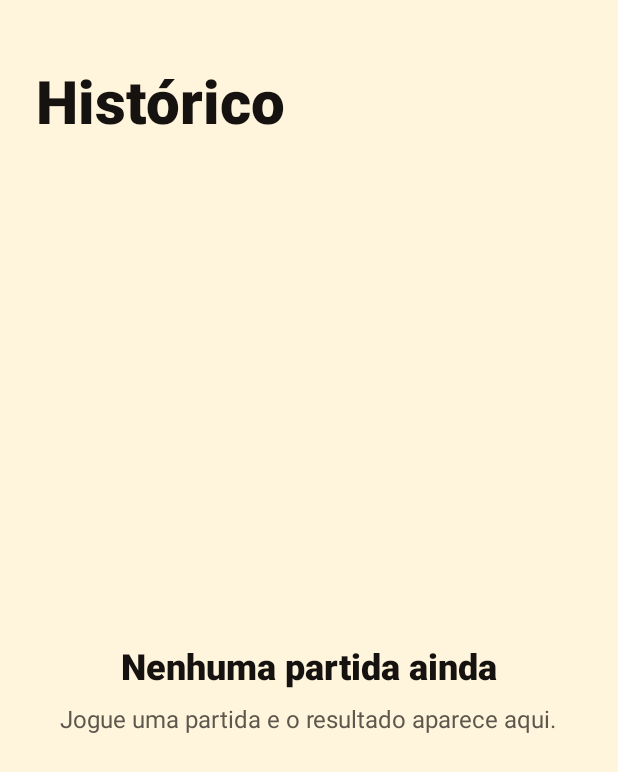
After one commit to Lucas-BRT/TriviaMasterAndroid, an Android app: the HistoryActivity screen opened directly, with no data from a screen before it, on a phone screen of 412 x 824 dp. The commit adds this screen. Shown: the top 772 px of the screen. Run offline under Robolectric (Android 15) with nearby library versions, the phone set to English and light mode, and no system bars.

Commit message:
feat: add history activity

```diff
--- a/app/src/main/AndroidManifest.xml
+++ b/app/src/main/AndroidManifest.xml
@@ -41,6 +41,11 @@
             android:exported="false"
             android:screenOrientation="portrait" />
 
+        <activity
+            android:name=".ui.HistoryActivity"
+            android:exported="false"
+            android:screenOrientation="portrait" />
+
         <provider
             android:name=".data.local.TriviaProvider"
             android:authorities="com.trivia.masterandroid.provider"
--- /dev/null
+++ b/app/src/main/java/com/trivia/masterandroid/ui/HistoryActivity.java
@@ -0,0 +1,56 @@
+package com.trivia.masterandroid.ui;
+
+import android.os.Bundle;
+import android.view.View;
+
+import androidx.appcompat.app.AppCompatActivity;
+import androidx.recyclerview.widget.LinearLayoutManager;
+
+import com.trivia.masterandroid.data.local.LocalDataSource;
+import com.trivia.masterandroid.databinding.ActivityHistoryBinding;
+import com.trivia.masterandroid.model.MatchRecord;
+import com.trivia.masterandroid.util.AppExecutors;
+
+import java.util.List;
+
+public class HistoryActivity extends AppCompatActivity {
+
+    private ActivityHistoryBinding binding;
+
+    @Override
+    protected void onCreate(Bundle savedInstanceState) {
+        super.onCreate(savedInstanceState);
+        binding = ActivityHistoryBinding.inflate(getLayoutInflater());
+        setContentView(binding.getRoot());
+        binding.list.setLayoutManager(new LinearLayoutManager(this));
+
+        LocalDataSource local = new LocalDataSource(this);
+        AppExecutors.io(() -> {
+            List<MatchRecord> matches = local.getMatches();
+            AppExecutors.main(() -> show(matches));
+        });
+    }
+
+    private void show(List<MatchRecord> matches) {
+        if (isFinishing() || isDestroyed()) {
+            return;
+        }
+        boolean empty = matches.isEmpty();
+        binding.empty.setVisibility(empty ? View.VISIBLE : View.GONE);
+        binding.list.setVisibility(empty ? View.GONE : View.VISIBLE);
+        binding.stats.setVisibility(empty ? View.GONE : View.VISIBLE);
+        if (empty) {
+            return;
+        }
+        int best = 0;
+        int sum = 0;
+        for (MatchRecord m : matches) {
+            best = Math.max(best, m.score);
+            sum += m.score;
+        }
+        binding.statMatches.setText(String.valueOf(matches.size()));
+        binding.statBest.setText(String.valueOf(best));
+        binding.statAvg.setText(String.valueOf(Math.round(sum / (float) matches.size())));
+        binding.list.setAdapter(new MatchAdapter(matches));
+    }
+}
--- a/app/src/main/java/com/trivia/masterandroid/ui/PlayerActivity.java
+++ b/app/src/main/java/com/trivia/masterandroid/ui/PlayerActivity.java
@@ -26,6 +26,9 @@ public class PlayerActivity extends AppCompatActivity {
         SharedPreferences prefs = getSharedPreferences(PREFS, Context.MODE_PRIVATE);
         binding.nameInput.setText(prefs.getString(KEY_NAME, ""));
 
+        binding.btnHistory.setOnClickListener(v ->
+                startActivity(new Intent(this, HistoryActivity.class)));
+
         binding.btnPlay.setOnClickListener(v -> {
             String name = validName();
             if (name == null) {
--- /dev/null
+++ b/app/src/main/res/layout/activity_history.xml
@@ -0,0 +1,121 @@
+<?xml version="1.0" encoding="utf-8"?>
+<LinearLayout xmlns:android="http://schemas.android.com/apk/res/android"
+    android:layout_width="match_parent"
+    android:layout_height="match_parent"
+    android:orientation="vertical"
+    android:paddingHorizontal="24dp"
+    android:paddingTop="40dp">
+
+    <TextView
+        style="@style/Text.Display"
+        android:layout_width="wrap_content"
+        android:layout_height="wrap_content"
+        android:text="@string/history_title"
+        android:textSize="40sp" />
+
+    <LinearLayout
+        android:id="@+id/stats"
+        android:layout_width="match_parent"
+        android:layout_height="wrap_content"
+        android:layout_marginTop="20dp"
+        android:orientation="horizontal"
+        android:visibility="gone">
+
+        <LinearLayout
+            android:layout_width="0dp"
+            android:layout_height="wrap_content"
+            android:layout_marginEnd="6dp"
+            android:layout_weight="1"
+            android:background="@drawable/bg_card"
+            android:orientation="vertical"
+            android:padding="14dp">
+
+            <TextView
+                style="@style/Text.Label"
+                android:layout_width="wrap_content"
+                android:layout_height="wrap_content"
+                android:text="@string/history_matches" />
+
+            <TextView
+                android:id="@+id/stat_matches"
+                style="@style/Text.Title"
+                android:layout_width="wrap_content"
+                android:layout_height="wrap_content" />
+        </LinearLayout>
+
+        <LinearLayout
+            android:layout_width="0dp"
+            android:layout_height="wrap_content"
+            android:layout_marginHorizontal="6dp"
+            android:layout_weight="1"
+            android:background="@drawable/bg_card"
+            android:orientation="vertical"
+            android:padding="14dp">
+
+            <TextView
+                style="@style/Text.Label"
+                android:layout_width="wrap_content"
+                android:layout_height="wrap_content"
+                android:text="@string/history_best" />
+
+            <TextView
+                android:id="@+id/stat_best"
+                style="@style/Text.Title"
+                android:layout_width="wrap_content"
+                android:layout_height="wrap_content" />
+        </LinearLayout>
+
+        <LinearLayout
+            android:layout_width="0dp"
+            android:layout_height="wrap_content"
+            android:layout_marginStart="6dp"
+            android:layout_weight="1"
+            android:background="@drawable/bg_card"
+            android:orientation="vertical"
+            android:padding="14dp">
+
+            <TextView
+                style="@style/Text.Label"
+                android:layout_width="wrap_content"
+                android:layout_height="wrap_content"
+                android:text="@string/history_average" />
+
+            <TextView
+                android:id="@+id/stat_avg"
+                style="@style/Text.Title"
+                android:layout_width="wrap_content"
+                android:layout_height="wrap_content" />
+        </LinearLayout>
+    </LinearLayout>
+
+    <LinearLayout
+        android:id="@+id/empty"
+        android:layout_width="match_parent"
+        android:layout_height="0dp"
+        android:layout_weight="1"
+        android:gravity="center"
+        android:orientation="vertical"
+        android:visibility="gone">
+
+        <TextView
+            style="@style/Text.Title"
+            android:layout_width="wrap_content"
+            android:layout_height="wrap_content"
+            android:text="@string/history_empty_title" />
+
+        <TextView
+            style="@style/Text.Body"
+            android:layout_width="wrap_content"
+            android:layout_height="wrap_content"
+            android:layout_marginTop="8dp"
+            android:text="@string/history_empty_body" />
+    </LinearLayout>
+
+    <androidx.recyclerview.widget.RecyclerView
+        android:id="@+id/list"
+        android:layout_width="match_parent"
+        android:layout_height="0dp"
+        android:layout_weight="1"
+        android:clipToPadding="false"
+        android:paddingBottom="24dp" />
+</LinearLayout>
```
